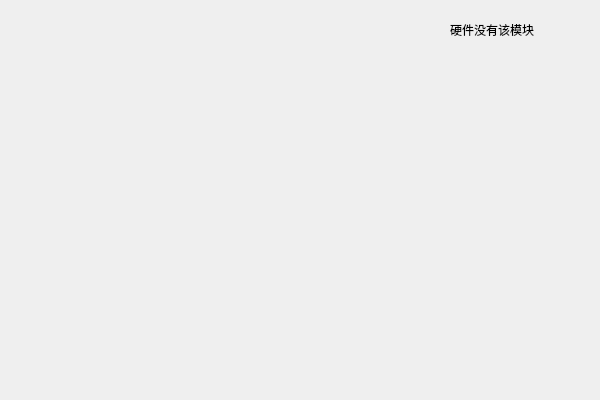
Before: the Qt Designer form Link_tab/crop_tab.ui in HuJingwen1211/MCISP, drawn with Qt 5.
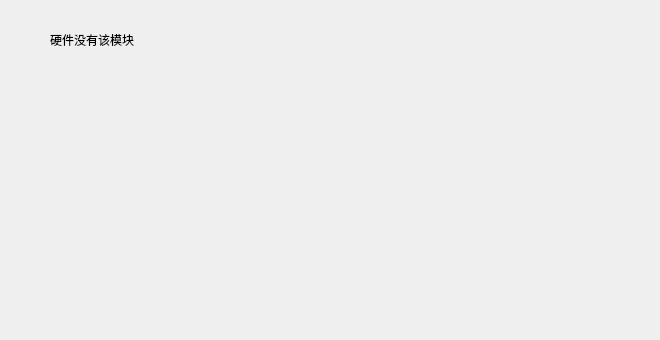
After: the same form once the commit is applied.

Diff of the .ui file:
```diff
--- a/Link_tab/crop_tab.ui
+++ b/Link_tab/crop_tab.ui
@@ -6,18 +6,24 @@
    <rect>
     <x>0</x>
     <y>0</y>
-    <width>600</width>
-    <height>400</height>
+    <width>660</width>
+    <height>340</height>
    </rect>
   </property>
+  <property name="minimumSize">
+   <size>
+    <width>660</width>
+    <height>340</height>
+   </size>
+  </property>
   <property name="windowTitle">
    <string>CROP_tab</string>
   </property>
   <widget class="QLabel" name="label">
    <property name="geometry">
     <rect>
-     <x>450</x>
-     <y>20</y>
+     <x>50</x>
+     <y>30</y>
      <width>111</width>
      <height>20</height>
     </rect>
```
